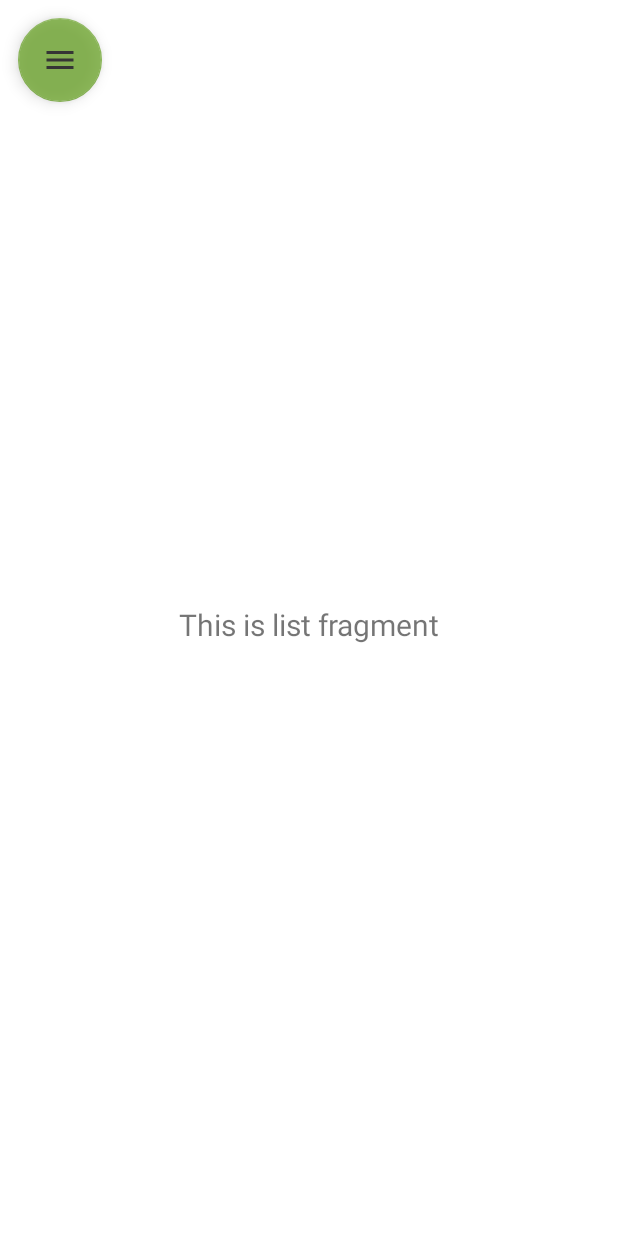
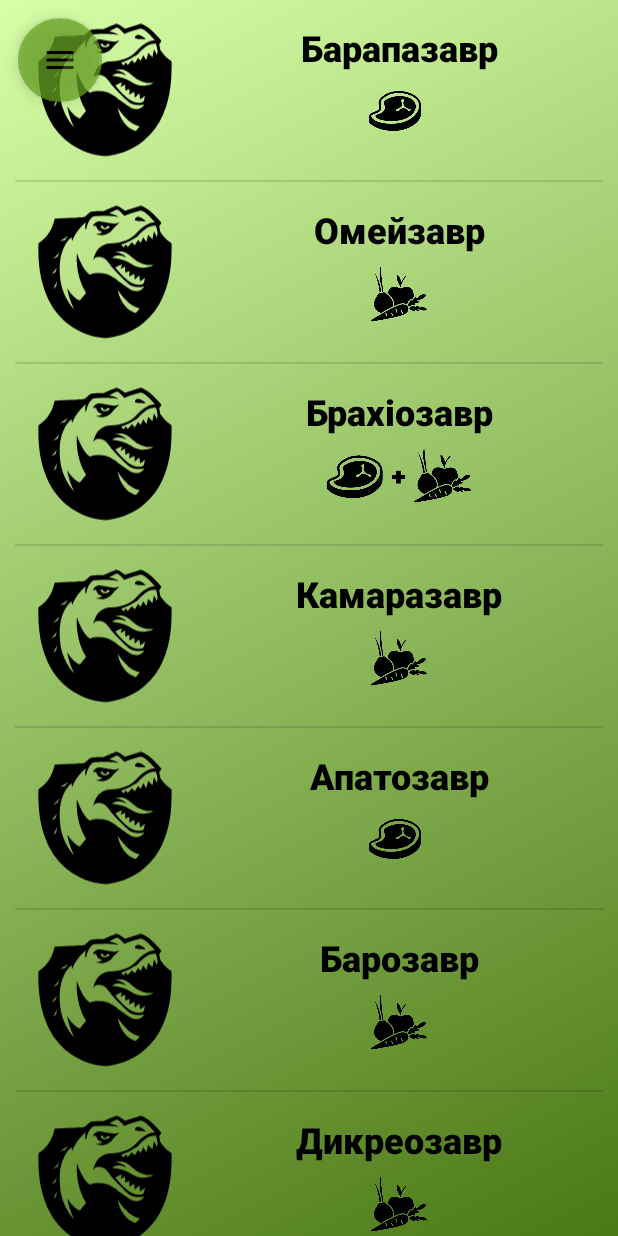
Before and after one commit to nprblm/dyno_mobile, an Android app: the screen it shows after launch (MainActivity), in the side drawer, after a tap on "Список динозаврів", on a phone screen of 412 x 824 dp. Run offline under Robolectric (Android 15) with nearby library versions, the phone set to English and light mode, and no system bars; our stand-ins replace navigation-ui.

Commit message:
add recycle view + icons + list

```diff
--- /dev/null
+++ b/Dino/app/src/main/java/vtpr/projects/dino/DinoAdapter.java
@@ -0,0 +1,66 @@
+package vtpr.projects.dino;
+
+import android.view.LayoutInflater;
+import android.view.View;
+import android.view.ViewGroup;
+import android.widget.ImageView;
+import android.widget.TextView;
+
+import androidx.recyclerview.widget.RecyclerView;
+
+import java.util.List;
+
+import vtpr.projects.dino.ui.list.Dino;
+
+public class DinoAdapter extends RecyclerView.Adapter<DinoAdapter.MyViewHolder> {
+
+    private List<Dino> dinoList;
+
+    public class MyViewHolder extends RecyclerView.ViewHolder {
+        public TextView name;
+        ImageView eat, img;
+
+        public MyViewHolder(View view) {
+            super(view);
+            name = (TextView) view.findViewById(R.id.name);
+            eat = (ImageView) view.findViewById(R.id.eat);
+            img = (ImageView) view.findViewById(R.id.img);
+        }
+    }
+
+
+    public DinoAdapter(List<Dino> moviesList) {
+        this.dinoList = moviesList;
+    }
+
+    @Override
+    public MyViewHolder onCreateViewHolder(ViewGroup parent, int viewType) {
+        View itemView = LayoutInflater.from(parent.getContext())
+                .inflate(R.layout.dino_list, parent, false);
+
+        return new MyViewHolder(itemView);
+    }
+
+    @Override
+    public void onBindViewHolder(MyViewHolder holder, int position) {
+        Dino dino = dinoList.get(position);
+        holder.name.setText(dino.getName());
+        if (dino.getEat()==1)
+        {
+            holder.eat.setImageResource(R.drawable.meat);
+        }
+        else if (dino.getEat()==2)
+        {
+            holder.eat.setImageResource(R.drawable.vegan);
+        }
+        else if (dino.getEat()==3)
+        {
+            holder.eat.setImageResource(R.drawable.all);
+        }
+    }
+
+    @Override
+    public int getItemCount() {
+        return dinoList.size();
+    }
+}
--- a/Dino/app/src/main/java/vtpr/projects/dino/MainActivity.java
+++ b/Dino/app/src/main/java/vtpr/projects/dino/MainActivity.java
@@ -3,11 +3,9 @@ package vtpr.projects.dino;
 import android.os.Bundle;
 import android.view.View;
 import android.view.Menu;
-import android.widget.ArrayAdapter;
-import android.widget.ListView;
+
 
 import com.google.android.material.floatingactionbutton.FloatingActionButton;
-import com.google.android.material.snackbar.Snackbar;
 import com.google.android.material.navigation.NavigationView;
 
 import androidx.core.view.GravityCompat;
@@ -17,9 +15,7 @@ import androidx.navigation.ui.AppBarConfiguration;
 import androidx.navigation.ui.NavigationUI;
 import androidx.drawerlayout.widget.DrawerLayout;
 import androidx.appcompat.app.AppCompatActivity;
-import androidx.appcompat.widget.Toolbar;
 
-import vtpr.projects.dino.ui.home.HomeFragment;
 
 public class MainActivity extends AppCompatActivity {
 
@@ -43,7 +39,7 @@ public class MainActivity extends AppCompatActivity {
         });
         NavigationView navigationView = findViewById(R.id.nav_view);
         mAppBarConfiguration = new AppBarConfiguration.Builder(
-                R.id.nav_home, R.id.nav_gallery, R.id.nav_slideshow)
+                R.id.nav_home, R.id.nav_list, R.id.nav_info)
                 .setDrawerLayout(drawer)
                 .build();
         NavController navController = Navigation.findNavController(this, R.id.nav_host_fragment);
@@ -65,4 +61,5 @@ public class MainActivity extends AppCompatActivity {
                 || super.onSupportNavigateUp();
     }
 
+
 }
--- a/Dino/app/src/main/java/vtpr/projects/dino/ui/home/HomeFragment.java
+++ b/Dino/app/src/main/java/vtpr/projects/dino/ui/home/HomeFragment.java
@@ -20,14 +20,15 @@ import vtpr.projects.dino.R;
 import vtpr.projects.dino.ui.info.InfoViewModel;
 
 public class HomeFragment extends Fragment {
+
     private ListView list;
     private String[] dino_list;
-    private ArrayAdapter <String> adapter;
+    private ArrayAdapter<String> adapter;
 
     public View onCreateView(@NonNull LayoutInflater inflater,
                              ViewGroup container, Bundle savedInstanceState) {
         View view = inflater.inflate(R.layout.fragment_home, container,false);
-        list = (ListView) view.findViewById(R.id.listview);
+        list = (ListView) view.findViewById(R.id.listview_home);
         dino_list = getResources().getStringArray(R.array.dino);
         adapter = new ArrayAdapter<String>(getContext(), android.R.layout.simple_list_item_1,dino_list);
         list.setAdapter(adapter);
--- /dev/null
+++ b/Dino/app/src/main/java/vtpr/projects/dino/ui/list/Dino.java
@@ -0,0 +1,39 @@
+package vtpr.projects.dino.ui.list;
+
+public class Dino {
+    private String name;
+    Integer eat, img;
+
+    public Dino() {
+    }
+
+    public Dino(String name, Integer eat, Integer img) {
+        this.name = name;
+        this.eat = eat;
+        this.img = img;
+    }
+
+    public String getName() {
+        return name;
+    }
+
+    public void setName(String name) {
+        this.name = name;
+    }
+
+    public Integer getEat() {
+        return eat;
+    }
+
+    public void setEat(Integer eat) {
+        this.eat = eat;
+    }
+
+    public Integer getImg() {
+        return img;
+    }
+
+    public void setImg(Integer img) {
+        this.img = img;
+    }
+}
--- a/Dino/app/src/main/java/vtpr/projects/dino/ui/list/ListFragment.java
+++ b/Dino/app/src/main/java/vtpr/projects/dino/ui/list/ListFragment.java
@@ -4,6 +4,8 @@ import android.os.Bundle;
 import android.view.LayoutInflater;
 import android.view.View;
 import android.view.ViewGroup;
+import android.widget.ArrayAdapter;
+import android.widget.ListView;
 import android.widget.TextView;
 
 import androidx.annotation.NonNull;
@@ -11,25 +13,55 @@ import androidx.annotation.Nullable;
 import androidx.fragment.app.Fragment;
 import androidx.lifecycle.Observer;
 import androidx.lifecycle.ViewModelProvider;
+import androidx.recyclerview.widget.DefaultItemAnimator;
+import androidx.recyclerview.widget.DividerItemDecoration;
+import androidx.recyclerview.widget.LinearLayoutManager;
+import androidx.recyclerview.widget.RecyclerView;
 
+import java.util.ArrayList;
+import java.util.List;
+
+import vtpr.projects.dino.DinoAdapter;
 import vtpr.projects.dino.R;
 
 public class ListFragment extends Fragment {
-
-    private ListViewModel galleryViewModel;
+    private List<Dino> dinoList = new ArrayList<>();
+    private RecyclerView recyclerView;
+    private DinoAdapter dAdapter;
 
     public View onCreateView(@NonNull LayoutInflater inflater,
                              ViewGroup container, Bundle savedInstanceState) {
-        galleryViewModel =
-                new ViewModelProvider(this).get(ListViewModel.class);
-        View root = inflater.inflate(R.layout.fragment_list, container, false);
-        final TextView textView = root.findViewById(R.id.text_gallery);
-        galleryViewModel.getText().observe(getViewLifecycleOwner(), new Observer<String>() {
-            @Override
-            public void onChanged(@Nullable String s) {
-                textView.setText(s);
-            }
-        });
-        return root;
+        View view = inflater.inflate(R.layout.fragment_list, container,false);
+        recyclerView = (RecyclerView) view.findViewById(R.id.rec_view);
+        dAdapter = new DinoAdapter(dinoList);
+        RecyclerView.LayoutManager mLayoutManager = new LinearLayoutManager(getContext());
+        recyclerView.setLayoutManager(mLayoutManager);
+        recyclerView.setItemAnimator(new DefaultItemAnimator());
+        recyclerView.addItemDecoration(new DividerItemDecoration(getContext(), LinearLayoutManager.VERTICAL));
+        recyclerView.setAdapter(dAdapter);
+
+        prepareMovieData();
+        return view;
+    }
+    private void prepareMovieData() {
+        Dino dino = new Dino("Барапазавр", 1, 1);
+        dinoList.add(dino);
+         dino = new Dino("Омейзавр", 2, 1);
+        dinoList.add(dino);
+         dino = new Dino("Брахіозавр", 3, 1);
+        dinoList.add(dino);
+         dino = new Dino("Камаразавр", 2, 1);
+        dinoList.add(dino);
+         dino = new Dino("Апатозавр", 1, 1);
+        dinoList.add(dino);
+        dino = new Dino("Барозавр", 2, 1);
+        dinoList.add(dino);
+        dino = new Dino("Дикреозавр", 2, 1);
+        dinoList.add(dino);
+        dino = new Dino("Диплодок", 3, 1);
+        dinoList.add(dino);
+        dino = new Dino("Маменчізавр", 1, 1);
+        dinoList.add(dino);
+        dAdapter.notifyDataSetChanged();
     }
 }
--- a/Dino/app/src/main/java/vtpr/projects/dino/ui/list/ListViewModel.java
+++ b/Dino/app/src/main/java/vtpr/projects/dino/ui/list/ListViewModel.java
@@ -6,14 +6,4 @@ import androidx.lifecycle.ViewModel;
 
 public class ListViewModel extends ViewModel {
 
-    private MutableLiveData<String> mText;
-
-    public ListViewModel() {
-        mText = new MutableLiveData<>();
-        mText.setValue("This is list fragment");
-    }
-
-    public LiveData<String> getText() {
-        return mText;
-    }
 }
--- /dev/null
+++ b/Dino/app/src/main/res/drawable/gradient.xml
@@ -0,0 +1,8 @@
+<shape xmlns:android="http://schemas.android.com/apk/res/android"
+    android:shape="rectangle">
+    <gradient
+        android:angle="135"
+        android:endColor="#d7ffa8"
+        android:startColor="#4b7816"
+        android:type="linear" />
+</shape>
--- /dev/null
+++ b/Dino/app/src/main/res/layout/dino_list.xml
@@ -0,0 +1,49 @@
+<?xml version="1.0" encoding="utf-8"?>
+<RelativeLayout xmlns:android="http://schemas.android.com/apk/res/android"
+    xmlns:app="http://schemas.android.com/apk/res-auto"
+    android:layout_width="match_parent"
+    android:layout_height="120dp"
+    android:background="?android:attr/selectableItemBackground"
+    android:clickable="true"
+    android:focusable="true"
+    android:orientation="vertical"
+>
+
+    <ImageView
+        android:id="@+id/img"
+        android:layout_width="100dp"
+        android:layout_height="100dp"
+        android:layout_alignParentStart="true"
+        android:layout_alignParentBottom="true"
+        android:layout_centerVertical="true"
+        android:layout_marginStart="10dp"
+        android:layout_marginTop="10dp"
+        android:layout_marginBottom="10dp"
+        app:srcCompat="@drawable/icon_dino" />
+
+    <TextView
+        android:id="@+id/name"
+        android:layout_width="match_parent"
+        android:layout_height="wrap_content"
+        android:gravity="center"
+        android:layout_alignParentStart="true"
+        android:layout_alignParentTop="true"
+        android:layout_marginStart="120dp"
+        android:layout_marginTop="15dp"
+        android:fontFamily="sans-serif-black"
+        android:text="Name_dino"
+        android:textColor="#000000"
+        android:textSize="24sp" />
+
+    <ImageView
+        android:id="@+id/eat"
+        android:layout_width="wrap_content"
+        android:layout_height="40dp"
+        android:layout_alignParentStart="true"
+        android:layout_alignParentTop="true"
+        android:layout_marginStart="120dp"
+        android:layout_marginTop="55dp"
+        android:layout_marginBottom="25dp"
+        app:srcCompat="@drawable/meat" />
+
+</RelativeLayout>
--- a/Dino/app/src/main/res/layout/fragment_home.xml
+++ b/Dino/app/src/main/res/layout/fragment_home.xml
@@ -7,11 +7,9 @@
     tools:context=".ui.home.HomeFragment">
 
     <ListView
-        android:id="@+id/listview"
-        android:layout_width="0dp"
-        android:layout_height="0dp"
-        app:layout_constraintBottom_toBottomOf="parent"
-        app:layout_constraintEnd_toEndOf="parent"
-        app:layout_constraintStart_toStartOf="parent"
-        app:layout_constraintTop_toTopOf="parent" />
+        android:id="@+id/listview_home"
+        android:layout_width="match_parent"
+        android:layout_height="match_parent"
+        tools:layout_editor_absoluteX="111dp"
+        tools:layout_editor_absoluteY="180dp" />
 </androidx.constraintlayout.widget.ConstraintLayout>
--- a/Dino/app/src/main/res/layout/fragment_list.xml
+++ b/Dino/app/src/main/res/layout/fragment_list.xml
@@ -4,17 +4,15 @@
     xmlns:tools="http://schemas.android.com/tools"
     android:layout_width="match_parent"
     android:layout_height="match_parent"
+    android:background="@drawable/gradient"
     tools:context=".ui.list.ListFragment">
 
-    <TextView
-        android:id="@+id/text_gallery"
-        android:layout_width="match_parent"
-        android:layout_height="wrap_content"
-        android:layout_marginStart="8dp"
-        android:layout_marginTop="8dp"
-        android:layout_marginEnd="8dp"
-        android:textAlignment="center"
-        android:textSize="20sp"
+    <androidx.recyclerview.widget.RecyclerView
+        android:id="@+id/rec_view"
+        android:layout_marginLeft="10dp"
+        android:layout_marginRight="10dp"
+        android:layout_width="0dp"
+        android:layout_height="0dp"
         app:layout_constraintBottom_toBottomOf="parent"
         app:layout_constraintEnd_toEndOf="parent"
         app:layout_constraintStart_toStartOf="parent"
--- a/Dino/app/src/main/res/menu/activity_main_drawer.xml
+++ b/Dino/app/src/main/res/menu/activity_main_drawer.xml
@@ -9,11 +9,11 @@
             android:icon="@drawable/icon_news"
             android:title="Головна" />
         <item
-            android:id="@+id/nav_gallery"
+            android:id="@+id/nav_list"
             android:icon="@drawable/icon_list"
             android:title="Список динозаврів" />
         <item
-            android:id="@+id/nav_slideshow"
+            android:id="@+id/nav_info"
             android:icon="@drawable/icon_info"
             android:title="Інформація" />
     </group>
--- a/Dino/app/src/main/res/navigation/mobile_navigation.xml
+++ b/Dino/app/src/main/res/navigation/mobile_navigation.xml
@@ -12,13 +12,13 @@
         tools:layout="@layout/fragment_home" />
 
     <fragment
-        android:id="@+id/nav_gallery"
+        android:id="@+id/nav_list"
         android:name="vtpr.projects.dino.ui.list.ListFragment"
         android:label="@string/menu_gallery"
         tools:layout="@layout/fragment_list" />
 
     <fragment
-        android:id="@+id/nav_slideshow"
+        android:id="@+id/nav_info"
         android:name="vtpr.projects.dino.ui.info.InfoFragment"
         android:label="@string/menu_slideshow"
         tools:layout="@layout/fragment_info" />
--- a/Dino/app/src/main/res/values/dimens.xml
+++ b/Dino/app/src/main/res/values/dimens.xml
@@ -5,4 +5,5 @@
     <dimen name="nav_header_vertical_spacing">8dp</dimen>
     <dimen name="nav_header_height">176dp</dimen>
     <dimen name="fab_margin">16dp</dimen>
+    <dimen name="row_padding_vertical">10dp</dimen>
 </resources>
--- a/Dino/build.gradle
+++ b/Dino/build.gradle
@@ -6,7 +6,6 @@ buildscript {
     }
     dependencies {
         classpath "com.android.tools.build:gradle:4.1.1"
-
         // NOTE: Do not place your application dependencies here; they belong
         // in the individual module build.gradle files
     }
```
Also changed, not shown: Dino/app/src/main/res/drawable/all.png (added), Dino/app/src/main/res/drawable/meat.png (added), Dino/app/src/main/res/drawable/vegan.png (added), Dino/gradle/wrapper/gradle-wrapper.properties.
